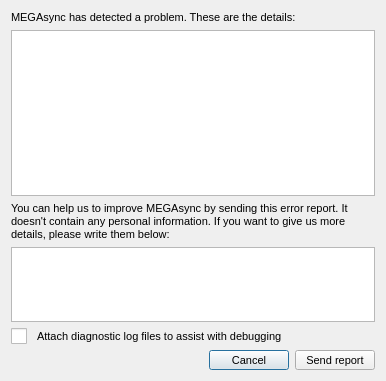
Before: the Qt Designer form src/MEGASync/gui/macx/CrashReportDialog.ui in meganz/MEGAsync, drawn with Qt 5.
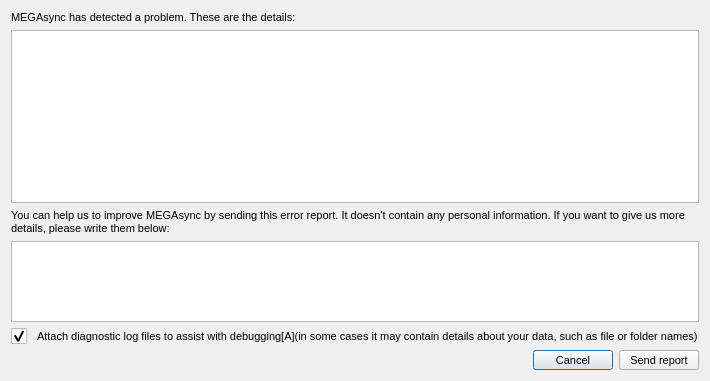
After: the same form once the commit is applied.

Commit message:
do only upload crash dialog
have attach checkbox enabled by default & include warning files/folders
names

The edit to the form file:
```diff
--- a/src/MEGASync/gui/macx/CrashReportDialog.ui
+++ b/src/MEGASync/gui/macx/CrashReportDialog.ui
@@ -93,7 +93,10 @@
 }</string>
      </property>
      <property name="text">
-      <string>Attach diagnostic log files to assist with debugging</string>
+      <string>Attach diagnostic log files to assist with debugging[A](in some cases it may contain details about your data, such as file or folder names)</string>
+     </property>
+     <property name="checked">
+      <bool>true</bool>
      </property>
     </widget>
    </item>
```
The commit also changes 6 other files.
